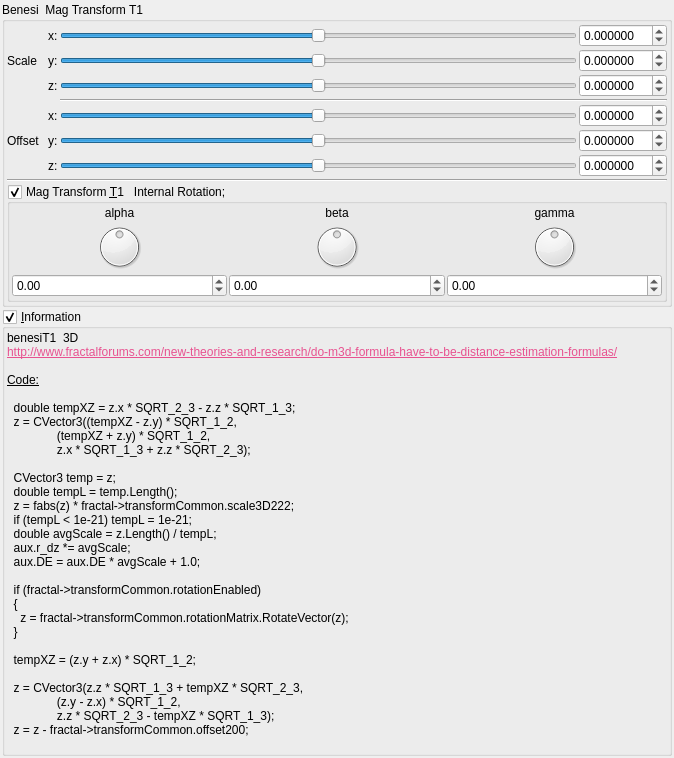
buddhi1980/mandelbulber2, file mandelbulber2/qt_data/fractal_transf_benesi_T1.ui: the form before one commit.
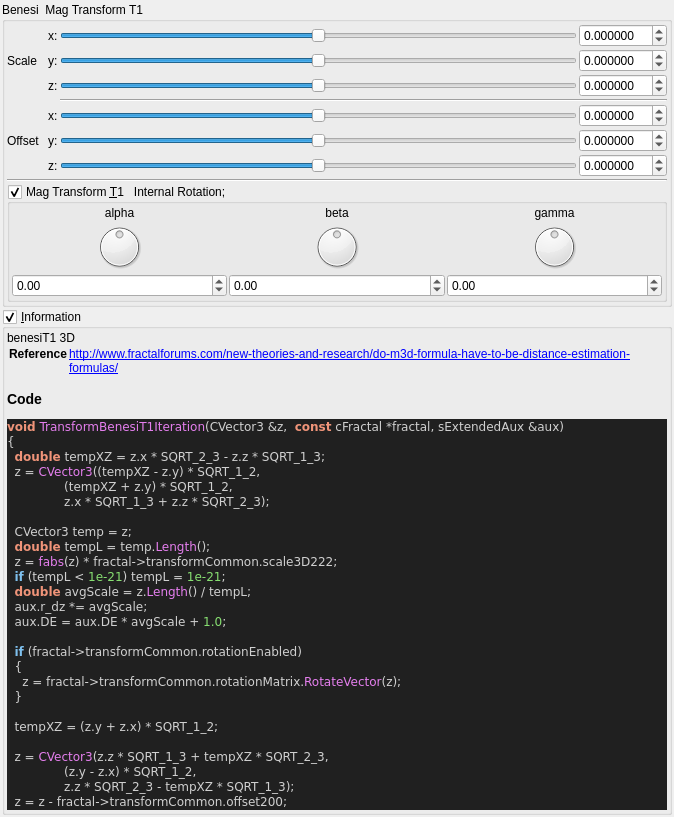
The form after the commit. Custom widgets are drawn as their Qt base class.

Commit message:
added all transforms information boxes
now all formulas can be parsed.

@buddhi do you got a reference for Xenodreambuie formula?

What changed in the file:
```diff
--- a/mandelbulber2/qt_data/fractal_transf_benesi_T1.ui
+++ b/mandelbulber2/qt_data/fractal_transf_benesi_T1.ui
@@ -653,40 +653,49 @@
       <item>
        <widget class="QLabel" name="label_4">
         <property name="text">
-         <string>&lt;!DOCTYPE HTML PUBLIC &quot;-//W3C//DTD HTML 4.0//EN&quot; &quot;http://www.w3.org/TR/REC-html40/strict.dtd&quot;&gt;
-&lt;html&gt;&lt;head&gt;&lt;meta name=&quot;qrichtext&quot; content=&quot;1&quot; /&gt;&lt;style type=&quot;text/css&quot;&gt;
-p, li { white-space: pre-wrap; }
-&lt;/style&gt;&lt;/head&gt;&lt;body&gt;
-&lt;p style=&quot; margin-top:0px; margin-bottom:0px; margin-left:0px; margin-right:0px; -qt-block-indent:0; text-indent:0px;&quot;&gt;benesiT1  3D&lt;/p&gt;
-&lt;p style=&quot; margin-top:0px; margin-bottom:0px; margin-left:0px; margin-right:0px; -qt-block-indent:0; text-indent:0px;&quot;&gt;&lt;a href=&quot;http://www.fractalforums.com/new-theories-and-research/do-m3d-formula-have-to-be-distance-estimation-formulas/&quot;&gt;&lt;span style=&quot; text-decoration: underline; color:#e85290;&quot;&gt;http://www.fractalforums.com/new-theories-and-research/do-m3d-formula-have-to-be-distance-estimation-formulas/&lt;/span&gt;&lt;/a&gt;&lt;/p&gt;
-&lt;p style=&quot;-qt-paragraph-type:empty; margin-top:0px; margin-bottom:0px; margin-left:0px; margin-right:0px; -qt-block-indent:0; text-indent:0px;&quot;&gt;&lt;br /&gt;&lt;/p&gt;
-&lt;p style=&quot; margin-top:0px; margin-bottom:0px; margin-left:0px; margin-right:0px; -qt-block-indent:0; text-indent:0px;&quot;&gt;&lt;span style=&quot; text-decoration: underline;&quot;&gt;Code:&lt;/span&gt;&lt;/p&gt;
-&lt;p style=&quot;-qt-paragraph-type:empty; margin-top:0px; margin-bottom:0px; margin-left:0px; margin-right:0px; -qt-block-indent:0; text-indent:0px; text-decoration: underline;&quot;&gt;&lt;br /&gt;&lt;/p&gt;
-&lt;p style=&quot; margin-top:0px; margin-bottom:0px; margin-left:0px; margin-right:0px; -qt-block-indent:0; text-indent:0px;&quot;&gt;  double tempXZ = z.x * SQRT_2_3 - z.z * SQRT_1_3;&lt;/p&gt;
-&lt;p style=&quot; margin-top:0px; margin-bottom:0px; margin-left:0px; margin-right:0px; -qt-block-indent:0; text-indent:0px;&quot;&gt;  z = CVector3((tempXZ - z.y) * SQRT_1_2,&lt;/p&gt;
-&lt;p style=&quot; margin-top:0px; margin-bottom:0px; margin-left:0px; margin-right:0px; -qt-block-indent:0; text-indent:0px;&quot;&gt;               (tempXZ + z.y) * SQRT_1_2,&lt;/p&gt;
-&lt;p style=&quot; margin-top:0px; margin-bottom:0px; margin-left:0px; margin-right:0px; -qt-block-indent:0; text-indent:0px;&quot;&gt;               z.x * SQRT_1_3 + z.z * SQRT_2_3);&lt;/p&gt;
-&lt;p style=&quot;-qt-paragraph-type:empty; margin-top:0px; margin-bottom:0px; margin-left:0px; margin-right:0px; -qt-block-indent:0; text-indent:0px;&quot;&gt;&lt;br /&gt;&lt;/p&gt;
-&lt;p style=&quot; margin-top:0px; margin-bottom:0px; margin-left:0px; margin-right:0px; -qt-block-indent:0; text-indent:0px;&quot;&gt;  CVector3 temp = z;&lt;/p&gt;
-&lt;p style=&quot; margin-top:0px; margin-bottom:0px; margin-left:0px; margin-right:0px; -qt-block-indent:0; text-indent:0px;&quot;&gt;  double tempL = temp.Length();&lt;/p&gt;
-&lt;p style=&quot; margin-top:0px; margin-bottom:0px; margin-left:0px; margin-right:0px; -qt-block-indent:0; text-indent:0px;&quot;&gt;  z = fabs(z) * fractal-&amp;gt;transformCommon.scale3D222;&lt;/p&gt;
-&lt;p style=&quot; margin-top:0px; margin-bottom:0px; margin-left:0px; margin-right:0px; -qt-block-indent:0; text-indent:0px;&quot;&gt;  if (tempL &amp;lt; 1e-21) tempL = 1e-21;&lt;/p&gt;
-&lt;p style=&quot; margin-top:0px; margin-bottom:0px; margin-left:0px; margin-right:0px; -qt-block-indent:0; text-indent:0px;&quot;&gt;  double avgScale = z.Length() / tempL;&lt;/p&gt;
-&lt;p style=&quot; margin-top:0px; margin-bottom:0px; margin-left:0px; margin-right:0px; -qt-block-indent:0; text-indent:0px;&quot;&gt;  aux.r_dz *= avgScale;&lt;/p&gt;
-&lt;p style=&quot; margin-top:0px; margin-bottom:0px; margin-left:0px; margin-right:0px; -qt-block-indent:0; text-indent:0px;&quot;&gt;  aux.DE = aux.DE * avgScale + 1.0;&lt;/p&gt;
-&lt;p style=&quot;-qt-paragraph-type:empty; margin-top:0px; margin-bottom:0px; margin-left:0px; margin-right:0px; -qt-block-indent:0; text-indent:0px;&quot;&gt;&lt;br /&gt;&lt;/p&gt;
-&lt;p style=&quot; margin-top:0px; margin-bottom:0px; margin-left:0px; margin-right:0px; -qt-block-indent:0; text-indent:0px;&quot;&gt;  if (fractal-&amp;gt;transformCommon.rotationEnabled)&lt;/p&gt;
-&lt;p style=&quot; margin-top:0px; margin-bottom:0px; margin-left:0px; margin-right:0px; -qt-block-indent:0; text-indent:0px;&quot;&gt;  {&lt;/p&gt;
-&lt;p style=&quot; margin-top:0px; margin-bottom:0px; margin-left:0px; margin-right:0px; -qt-block-indent:0; text-indent:0px;&quot;&gt;    z = fractal-&amp;gt;transformCommon.rotationMatrix.RotateVector(z);&lt;/p&gt;
-&lt;p style=&quot; margin-top:0px; margin-bottom:0px; margin-left:0px; margin-right:0px; -qt-block-indent:0; text-indent:0px;&quot;&gt;  }&lt;/p&gt;
-&lt;p style=&quot;-qt-paragraph-type:empty; margin-top:0px; margin-bottom:0px; margin-left:0px; margin-right:0px; -qt-block-indent:0; text-indent:0px;&quot;&gt;&lt;br /&gt;&lt;/p&gt;
-&lt;p style=&quot; margin-top:0px; margin-bottom:0px; margin-left:0px; margin-right:0px; -qt-block-indent:0; text-indent:0px;&quot;&gt;  tempXZ = (z.y + z.x) * SQRT_1_2;&lt;/p&gt;
-&lt;p style=&quot;-qt-paragraph-type:empty; margin-top:0px; margin-bottom:0px; margin-left:0px; margin-right:0px; -qt-block-indent:0; text-indent:0px;&quot;&gt;&lt;br /&gt;&lt;/p&gt;
-&lt;p style=&quot; margin-top:0px; margin-bottom:0px; margin-left:0px; margin-right:0px; -qt-block-indent:0; text-indent:0px;&quot;&gt;  z = CVector3(z.z * SQRT_1_3 + tempXZ * SQRT_2_3,&lt;/p&gt;
-&lt;p style=&quot; margin-top:0px; margin-bottom:0px; margin-left:0px; margin-right:0px; -qt-block-indent:0; text-indent:0px;&quot;&gt;               (z.y - z.x) * SQRT_1_2,&lt;/p&gt;
-&lt;p style=&quot; margin-top:0px; margin-bottom:0px; margin-left:0px; margin-right:0px; -qt-block-indent:0; text-indent:0px;&quot;&gt;               z.z * SQRT_2_3 - tempXZ * SQRT_1_3);&lt;/p&gt;
-&lt;p style=&quot; margin-top:0px; margin-bottom:0px; margin-left:0px; margin-right:0px; -qt-block-indent:0; text-indent:0px;&quot;&gt;  z = z - fractal-&amp;gt;transformCommon.offset200;&lt;/p&gt;
-&lt;p style=&quot;-qt-paragraph-type:empty; margin-top:0px; margin-bottom:0px; margin-left:0px; margin-right:0px; -qt-block-indent:0; text-indent:0px;&quot;&gt;&lt;br /&gt;&lt;/p&gt;&lt;/body&gt;&lt;/html&gt;</string>
+         <string>&lt;p&gt;benesiT1  3D&lt;/p&gt;&lt;table&gt;
+&lt;tr&gt;&lt;th&gt;Reference&lt;/th&gt;&lt;td&gt;&lt;a href=&quot;http://www.fractalforums.com/new-theories-and-research/do-m3d-formula-have-to-be-distance-estimation-formulas/&quot;&gt;http://www.fractalforums.com/new-theories-and-research/do-m3d-formula-have-to-be-distance-estimation-formulas/&lt;/a&gt;&lt;/td&gt;&lt;/tr&gt;
+&lt;/table&gt;
+&lt;h3&gt;Code&lt;/h3&gt;
+&lt;!DOCTYPE HTML PUBLIC &quot;-//W3C//DTD HTML 4.0 Transitional//EN&quot;&gt;
+&lt;html&gt;
+&lt;head&gt;
+&lt;meta http-equiv=&quot;content-type&quot; content=&quot;text/html; charset=ISO-8859-1&quot;&gt;
+&lt;title&gt;Source file&lt;/title&gt;
+&lt;/head&gt;
+&lt;body style=&quot;background-color:#202020&quot;&gt;
+&lt;pre style=&quot;color:#d0d0d0; background-color:#202020;  font-family:'Courier New';&quot;&gt;&lt;span style=&quot;color:#f09479; font-weight:bold&quot;&gt;void&lt;/span&gt; &lt;span style=&quot;color:#e47eed&quot;&gt;TransformBenesiT1Iteration&lt;/span&gt;&lt;span style=&quot;color:#d0d0d0&quot;&gt;(&lt;/span&gt;CVector3 &lt;span style=&quot;color:#d0d0d0&quot;&gt;&amp;amp;&lt;/span&gt;z&lt;span style=&quot;color:#d0d0d0&quot;&gt;,&lt;/span&gt;  &lt;span style=&quot;color:#f09479; font-weight:bold&quot;&gt;const&lt;/span&gt; cFractal &lt;span style=&quot;color:#d0d0d0&quot;&gt;*&lt;/span&gt;fractal&lt;span style=&quot;color:#d0d0d0&quot;&gt;,&lt;/span&gt; sExtendedAux &lt;span style=&quot;color:#d0d0d0&quot;&gt;&amp;amp;&lt;/span&gt;aux&lt;span style=&quot;color:#d0d0d0&quot;&gt;)&lt;/span&gt;
+&lt;span style=&quot;color:#d0d0d0&quot;&gt;{&lt;/span&gt;
+  &lt;span style=&quot;color:#f09479; font-weight:bold&quot;&gt;double&lt;/span&gt; tempXZ &lt;span style=&quot;color:#d0d0d0&quot;&gt;=&lt;/span&gt; z&lt;span style=&quot;color:#d0d0d0&quot;&gt;.&lt;/span&gt;x &lt;span style=&quot;color:#d0d0d0&quot;&gt;*&lt;/span&gt; SQRT_2_3 &lt;span style=&quot;color:#d0d0d0&quot;&gt;-&lt;/span&gt; z&lt;span style=&quot;color:#d0d0d0&quot;&gt;.&lt;/span&gt;z &lt;span style=&quot;color:#d0d0d0&quot;&gt;*&lt;/span&gt; SQRT_1_3&lt;span style=&quot;color:#d0d0d0&quot;&gt;;&lt;/span&gt;
+  z &lt;span style=&quot;color:#d0d0d0&quot;&gt;=&lt;/span&gt; &lt;span style=&quot;color:#e47eed&quot;&gt;CVector3&lt;/span&gt;&lt;span style=&quot;color:#d0d0d0&quot;&gt;((&lt;/span&gt;tempXZ &lt;span style=&quot;color:#d0d0d0&quot;&gt;-&lt;/span&gt; z&lt;span style=&quot;color:#d0d0d0&quot;&gt;.&lt;/span&gt;y&lt;span style=&quot;color:#d0d0d0&quot;&gt;) *&lt;/span&gt; SQRT_1_2&lt;span style=&quot;color:#d0d0d0&quot;&gt;,&lt;/span&gt;
+               &lt;span style=&quot;color:#d0d0d0&quot;&gt;(&lt;/span&gt;tempXZ &lt;span style=&quot;color:#d0d0d0&quot;&gt;+&lt;/span&gt; z&lt;span style=&quot;color:#d0d0d0&quot;&gt;.&lt;/span&gt;y&lt;span style=&quot;color:#d0d0d0&quot;&gt;) *&lt;/span&gt; SQRT_1_2&lt;span style=&quot;color:#d0d0d0&quot;&gt;,&lt;/span&gt;
+               z&lt;span style=&quot;color:#d0d0d0&quot;&gt;.&lt;/span&gt;x &lt;span style=&quot;color:#d0d0d0&quot;&gt;*&lt;/span&gt; SQRT_1_3 &lt;span style=&quot;color:#d0d0d0&quot;&gt;+&lt;/span&gt; z&lt;span style=&quot;color:#d0d0d0&quot;&gt;.&lt;/span&gt;z &lt;span style=&quot;color:#d0d0d0&quot;&gt;*&lt;/span&gt; SQRT_2_3&lt;span style=&quot;color:#d0d0d0&quot;&gt;);&lt;/span&gt;
+
+  CVector3 temp &lt;span style=&quot;color:#d0d0d0&quot;&gt;=&lt;/span&gt; z&lt;span style=&quot;color:#d0d0d0&quot;&gt;;&lt;/span&gt;
+  &lt;span style=&quot;color:#f09479; font-weight:bold&quot;&gt;double&lt;/span&gt; tempL &lt;span style=&quot;color:#d0d0d0&quot;&gt;=&lt;/span&gt; temp&lt;span style=&quot;color:#d0d0d0&quot;&gt;.&lt;/span&gt;&lt;span style=&quot;color:#e47eed&quot;&gt;Length&lt;/span&gt;&lt;span style=&quot;color:#d0d0d0&quot;&gt;();&lt;/span&gt;
+  z &lt;span style=&quot;color:#d0d0d0&quot;&gt;=&lt;/span&gt; &lt;span style=&quot;color:#e47eed&quot;&gt;fabs&lt;/span&gt;&lt;span style=&quot;color:#d0d0d0&quot;&gt;(&lt;/span&gt;z&lt;span style=&quot;color:#d0d0d0&quot;&gt;) *&lt;/span&gt; fractal&lt;span style=&quot;color:#d0d0d0&quot;&gt;-&amp;gt;&lt;/span&gt;transformCommon&lt;span style=&quot;color:#d0d0d0&quot;&gt;.&lt;/span&gt;scale3D222&lt;span style=&quot;color:#d0d0d0&quot;&gt;;&lt;/span&gt;
+  &lt;span style=&quot;color:#7ec0ee; font-weight:bold&quot;&gt;if&lt;/span&gt; &lt;span style=&quot;color:#d0d0d0&quot;&gt;(&lt;/span&gt;tempL &lt;span style=&quot;color:#d0d0d0&quot;&gt;&amp;lt;&lt;/span&gt; &lt;span style=&quot;color:#87df71&quot;&gt;1e-21&lt;/span&gt;&lt;span style=&quot;color:#d0d0d0&quot;&gt;)&lt;/span&gt; tempL &lt;span style=&quot;color:#d0d0d0&quot;&gt;=&lt;/span&gt; &lt;span style=&quot;color:#87df71&quot;&gt;1e-21&lt;/span&gt;&lt;span style=&quot;color:#d0d0d0&quot;&gt;;&lt;/span&gt;
+  &lt;span style=&quot;color:#f09479; font-weight:bold&quot;&gt;double&lt;/span&gt; avgScale &lt;span style=&quot;color:#d0d0d0&quot;&gt;=&lt;/span&gt; z&lt;span style=&quot;color:#d0d0d0&quot;&gt;.&lt;/span&gt;&lt;span style=&quot;color:#e47eed&quot;&gt;Length&lt;/span&gt;&lt;span style=&quot;color:#d0d0d0&quot;&gt;() /&lt;/span&gt; tempL&lt;span style=&quot;color:#d0d0d0&quot;&gt;;&lt;/span&gt;
+  aux&lt;span style=&quot;color:#d0d0d0&quot;&gt;.&lt;/span&gt;r_dz &lt;span style=&quot;color:#d0d0d0&quot;&gt;*=&lt;/span&gt; avgScale&lt;span style=&quot;color:#d0d0d0&quot;&gt;;&lt;/span&gt;
+  aux&lt;span style=&quot;color:#d0d0d0&quot;&gt;.&lt;/span&gt;DE &lt;span style=&quot;color:#d0d0d0&quot;&gt;=&lt;/span&gt; aux&lt;span style=&quot;color:#d0d0d0&quot;&gt;.&lt;/span&gt;DE &lt;span style=&quot;color:#d0d0d0&quot;&gt;*&lt;/span&gt; avgScale &lt;span style=&quot;color:#d0d0d0&quot;&gt;+&lt;/span&gt; &lt;span style=&quot;color:#87df71&quot;&gt;1.0&lt;/span&gt;&lt;span style=&quot;color:#d0d0d0&quot;&gt;;&lt;/span&gt;
+
+  &lt;span style=&quot;color:#7ec0ee; font-weight:bold&quot;&gt;if&lt;/span&gt; &lt;span style=&quot;color:#d0d0d0&quot;&gt;(&lt;/span&gt;fractal&lt;span style=&quot;color:#d0d0d0&quot;&gt;-&amp;gt;&lt;/span&gt;transformCommon&lt;span style=&quot;color:#d0d0d0&quot;&gt;.&lt;/span&gt;rotationEnabled&lt;span style=&quot;color:#d0d0d0&quot;&gt;)&lt;/span&gt;
+  &lt;span style=&quot;color:#d0d0d0&quot;&gt;{&lt;/span&gt;
+    z &lt;span style=&quot;color:#d0d0d0&quot;&gt;=&lt;/span&gt; fractal&lt;span style=&quot;color:#d0d0d0&quot;&gt;-&amp;gt;&lt;/span&gt;transformCommon&lt;span style=&quot;color:#d0d0d0&quot;&gt;.&lt;/span&gt;rotationMatrix&lt;span style=&quot;color:#d0d0d0&quot;&gt;.&lt;/span&gt;&lt;span style=&quot;color:#e47eed&quot;&gt;RotateVector&lt;/span&gt;&lt;span style=&quot;color:#d0d0d0&quot;&gt;(&lt;/span&gt;z&lt;span style=&quot;color:#d0d0d0&quot;&gt;);&lt;/span&gt;
+  &lt;span style=&quot;color:#d0d0d0&quot;&gt;}&lt;/span&gt;
+
+  tempXZ &lt;span style=&quot;color:#d0d0d0&quot;&gt;= (&lt;/span&gt;z&lt;span style=&quot;color:#d0d0d0&quot;&gt;.&lt;/span&gt;y &lt;span style=&quot;color:#d0d0d0&quot;&gt;+&lt;/span&gt; z&lt;span style=&quot;color:#d0d0d0&quot;&gt;.&lt;/span&gt;x&lt;span style=&quot;color:#d0d0d0&quot;&gt;) *&lt;/span&gt; SQRT_1_2&lt;span style=&quot;color:#d0d0d0&quot;&gt;;&lt;/span&gt;
+
+  z &lt;span style=&quot;color:#d0d0d0&quot;&gt;=&lt;/span&gt; &lt;span style=&quot;color:#e47eed&quot;&gt;CVector3&lt;/span&gt;&lt;span style=&quot;color:#d0d0d0&quot;&gt;(&lt;/span&gt;z&lt;span style=&quot;color:#d0d0d0&quot;&gt;.&lt;/span&gt;z &lt;span style=&quot;color:#d0d0d0&quot;&gt;*&lt;/span&gt; SQRT_1_3 &lt;span style=&quot;color:#d0d0d0&quot;&gt;+&lt;/span&gt; tempXZ &lt;span style=&quot;color:#d0d0d0&quot;&gt;*&lt;/span&gt; SQRT_2_3&lt;span style=&quot;color:#d0d0d0&quot;&gt;,&lt;/span&gt;
+               &lt;span style=&quot;color:#d0d0d0&quot;&gt;(&lt;/span&gt;z&lt;span style=&quot;color:#d0d0d0&quot;&gt;.&lt;/span&gt;y &lt;span style=&quot;color:#d0d0d0&quot;&gt;-&lt;/span&gt; z&lt;span style=&quot;color:#d0d0d0&quot;&gt;.&lt;/span&gt;x&lt;span style=&quot;color:#d0d0d0&quot;&gt;) *&lt;/span&gt; SQRT_1_2&lt;span style=&quot;color:#d0d0d0&quot;&gt;,&lt;/span&gt;
+               z&lt;span style=&quot;color:#d0d0d0&quot;&gt;.&lt;/span&gt;z &lt;span style=&quot;color:#d0d0d0&quot;&gt;*&lt;/span&gt; SQRT_2_3 &lt;span style=&quot;color:#d0d0d0&quot;&gt;-&lt;/span&gt; tempXZ &lt;span style=&quot;color:#d0d0d0&quot;&gt;*&lt;/span&gt; SQRT_1_3&lt;span style=&quot;color:#d0d0d0&quot;&gt;);&lt;/span&gt;
+  z &lt;span style=&quot;color:#d0d0d0&quot;&gt;=&lt;/span&gt; z &lt;span style=&quot;color:#d0d0d0&quot;&gt;-&lt;/span&gt; fractal&lt;span style=&quot;color:#d0d0d0&quot;&gt;-&amp;gt;&lt;/span&gt;transformCommon&lt;span style=&quot;color:#d0d0d0&quot;&gt;.&lt;/span&gt;offset200&lt;span style=&quot;color:#d0d0d0&quot;&gt;;&lt;/span&gt;
+&lt;span style=&quot;color:#d0d0d0&quot;&gt;}&lt;/span&gt;
+&lt;/pre&gt;
+&lt;/body&gt;
+&lt;/html&gt;
+&lt;!--HTML generated by highlight 3.9, http://www.andre-simon.de/--&gt;
+</string>
         </property>
         <property name="wordWrap">
          <bool>true</bool>
```
Left out of the diff: 2 changed lines with no effect on the pictures. The commit also changes 75 other files.
